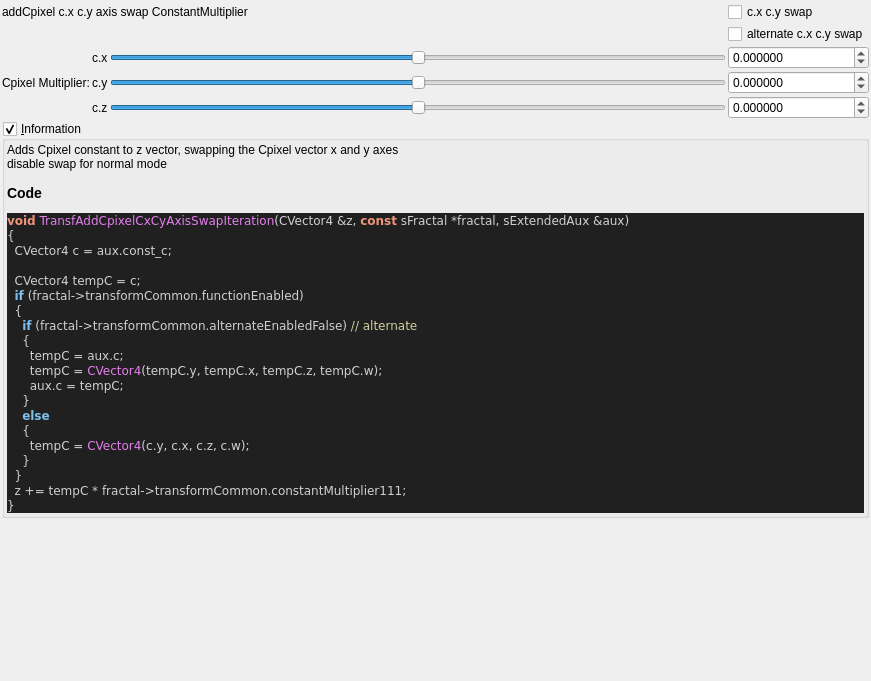
Above: mandelbulber2/formula/ui/fractal_transf_add_cpixel_cx_cy_axis_swap.ui from buddhi1980/mandelbulber2 before the change. Below: the same form after it.
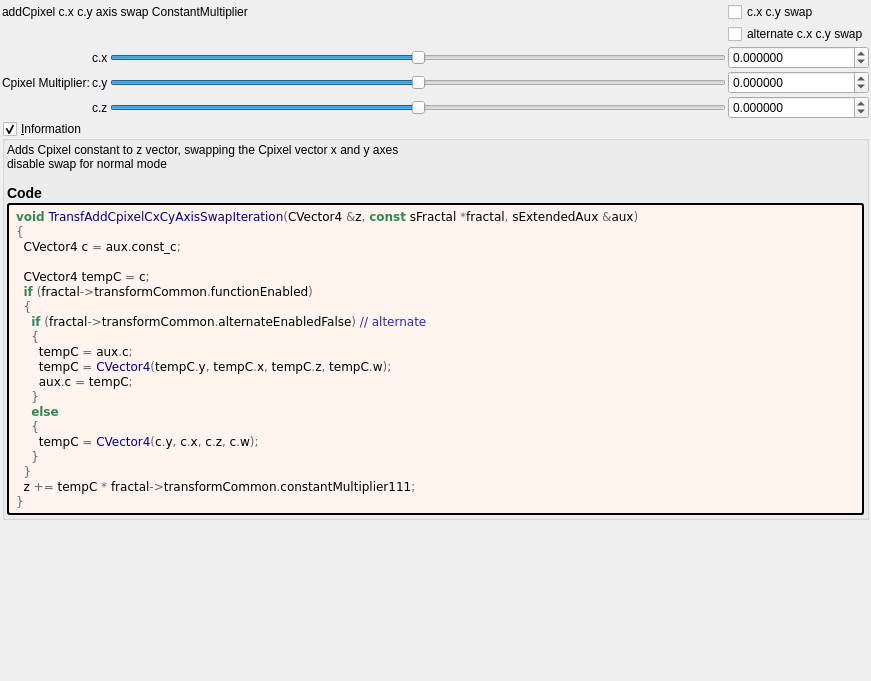
That is the form after the change. Custom widgets are drawn as their Qt base class.

Diff of the .ui file:
```diff
--- a/mandelbulber2/formula/ui/fractal_transf_add_cpixel_cx_cy_axis_swap.ui
+++ b/mandelbulber2/formula/ui/fractal_transf_add_cpixel_cx_cy_axis_swap.ui
@@ -275,32 +275,47 @@
        <number>2</number>
       </property>
       <item>
-       <widget class="QLabel" name="label_code_content">
+	   <widget class="QLabel" name="label_information_general">
         <property name="text">
          <string notr="true">&lt;p&gt;Adds Cpixel constant to z vector, swapping the Cpixel vector x and y axes&lt;br&gt;disable swap for normal mode&lt;/p&gt;&lt;table&gt;
 &lt;/table&gt;
-&lt;h3&gt;Code&lt;/h3&gt;
-&lt;body style=&quot;background-color:#202020&quot;&gt;
-&lt;pre style=&quot;color:#d0d0d0; background-color:#202020;  font-family:'Courier New',monospace;&quot;&gt;&lt;span style=&quot;color:#f09479; font-weight:bold&quot;&gt;void&lt;/span&gt; &lt;span style=&quot;color:#e47eed&quot;&gt;TransfAddCpixelCxCyAxisSwapIteration&lt;/span&gt;&lt;span style=&quot;color:#d0d0d0&quot;&gt;(&lt;/span&gt;CVector4 &lt;span style=&quot;color:#d0d0d0&quot;&gt;&amp;amp;&lt;/span&gt;z&lt;span style=&quot;color:#d0d0d0&quot;&gt;,&lt;/span&gt; &lt;span style=&quot;color:#f09479; font-weight:bold&quot;&gt;const&lt;/span&gt; sFractal &lt;span style=&quot;color:#d0d0d0&quot;&gt;*&lt;/span&gt;fractal&lt;span style=&quot;color:#d0d0d0&quot;&gt;,&lt;/span&gt; sExtendedAux &lt;span style=&quot;color:#d0d0d0&quot;&gt;&amp;amp;&lt;/span&gt;aux&lt;span style=&quot;color:#d0d0d0&quot;&gt;)&lt;/span&gt;
-&lt;span style=&quot;color:#d0d0d0&quot;&gt;{&lt;/span&gt;
-  CVector4 c &lt;span style=&quot;color:#d0d0d0&quot;&gt;=&lt;/span&gt; aux&lt;span style=&quot;color:#d0d0d0&quot;&gt;.&lt;/span&gt;const_c&lt;span style=&quot;color:#d0d0d0&quot;&gt;;&lt;/span&gt;
+&lt;h3&gt;Code&lt;/h3&gt;</string>
+		</property>
+		<property name="wordWrap">
+		 <bool>true</bool>
+		</property>
+		<property name="openExternalLinks">
+		 <bool>true</bool>
+		</property>
+		<property name="textInteractionFlags">
+		 <set>Qt::LinksAccessibleByMouse|Qt::TextSelectableByMouse</set>
+		</property>
+		</widget>
+	   </item>
+	   <item>
+	    <widget class="QLabel" name="label_code_content">
+		 <property name="text">
+		  <string notr="true">&lt;body style=&quot;background-color:#fff5ee&quot;&gt;
+&lt;pre style=&quot;color:#000000; background-color:#fff5ee;  font-family:'Courier New',monospace;&quot;&gt;&lt;span style=&quot;color:#2e8b57; font-weight:bold&quot;&gt;void&lt;/span&gt; &lt;span style=&quot;color:#00008f&quot;&gt;TransfAddCpixelCxCyAxisSwapIteration&lt;/span&gt;&lt;span style=&quot;color:#676767&quot;&gt;(&lt;/span&gt;CVector4 &lt;span style=&quot;color:#676767&quot;&gt;&amp;amp;&lt;/span&gt;z&lt;span style=&quot;color:#676767&quot;&gt;,&lt;/span&gt; &lt;span style=&quot;color:#2e8b57; font-weight:bold&quot;&gt;const&lt;/span&gt; sFractal &lt;span style=&quot;color:#676767&quot;&gt;*&lt;/span&gt;fractal&lt;span style=&quot;color:#676767&quot;&gt;,&lt;/span&gt; sExtendedAux &lt;span style=&quot;color:#676767&quot;&gt;&amp;amp;&lt;/span&gt;aux&lt;span style=&quot;color:#676767&quot;&gt;)&lt;/span&gt;
+&lt;span style=&quot;color:#676767&quot;&gt;{&lt;/span&gt;
+  CVector4 c &lt;span style=&quot;color:#676767&quot;&gt;=&lt;/span&gt; aux&lt;span style=&quot;color:#676767&quot;&gt;.&lt;/span&gt;const_c&lt;span style=&quot;color:#676767&quot;&gt;;&lt;/span&gt;
 
-  CVector4 tempC &lt;span style=&quot;color:#d0d0d0&quot;&gt;=&lt;/span&gt; c&lt;span style=&quot;color:#d0d0d0&quot;&gt;;&lt;/span&gt;
-  &lt;span style=&quot;color:#7ec0ee; font-weight:bold&quot;&gt;if&lt;/span&gt; &lt;span style=&quot;color:#d0d0d0&quot;&gt;(&lt;/span&gt;fractal&lt;span style=&quot;color:#d0d0d0&quot;&gt;-&amp;gt;&lt;/span&gt;transformCommon&lt;span style=&quot;color:#d0d0d0&quot;&gt;.&lt;/span&gt;functionEnabled&lt;span style=&quot;color:#d0d0d0&quot;&gt;)&lt;/span&gt;
-  &lt;span style=&quot;color:#d0d0d0&quot;&gt;{&lt;/span&gt;
-    &lt;span style=&quot;color:#7ec0ee; font-weight:bold&quot;&gt;if&lt;/span&gt; &lt;span style=&quot;color:#d0d0d0&quot;&gt;(&lt;/span&gt;fractal&lt;span style=&quot;color:#d0d0d0&quot;&gt;-&amp;gt;&lt;/span&gt;transformCommon&lt;span style=&quot;color:#d0d0d0&quot;&gt;.&lt;/span&gt;alternateEnabledFalse&lt;span style=&quot;color:#d0d0d0&quot;&gt;)&lt;/span&gt; &lt;span style=&quot;color:#d0d0a0&quot;&gt;// alternate&lt;/span&gt;
-    &lt;span style=&quot;color:#d0d0d0&quot;&gt;{&lt;/span&gt;
-      tempC &lt;span style=&quot;color:#d0d0d0&quot;&gt;=&lt;/span&gt; aux&lt;span style=&quot;color:#d0d0d0&quot;&gt;.&lt;/span&gt;c&lt;span style=&quot;color:#d0d0d0&quot;&gt;;&lt;/span&gt;
-      tempC &lt;span style=&quot;color:#d0d0d0&quot;&gt;=&lt;/span&gt; &lt;span style=&quot;color:#e47eed&quot;&gt;CVector4&lt;/span&gt;&lt;span style=&quot;color:#d0d0d0&quot;&gt;(&lt;/span&gt;tempC&lt;span style=&quot;color:#d0d0d0&quot;&gt;.&lt;/span&gt;y&lt;span style=&quot;color:#d0d0d0&quot;&gt;,&lt;/span&gt; tempC&lt;span style=&quot;color:#d0d0d0&quot;&gt;.&lt;/span&gt;x&lt;span style=&quot;color:#d0d0d0&quot;&gt;,&lt;/span&gt; tempC&lt;span style=&quot;color:#d0d0d0&quot;&gt;.&lt;/span&gt;z&lt;span style=&quot;color:#d0d0d0&quot;&gt;,&lt;/span&gt; tempC&lt;span style=&quot;color:#d0d0d0&quot;&gt;.&lt;/span&gt;w&lt;span style=&quot;color:#d0d0d0&quot;&gt;);&lt;/span&gt;
-      aux&lt;span style=&quot;color:#d0d0d0&quot;&gt;.&lt;/span&gt;c &lt;span style=&quot;color:#d0d0d0&quot;&gt;=&lt;/span&gt; tempC&lt;span style=&quot;color:#d0d0d0&quot;&gt;;&lt;/span&gt;
-    &lt;span style=&quot;color:#d0d0d0&quot;&gt;}&lt;/span&gt;
-    &lt;span style=&quot;color:#7ec0ee; font-weight:bold&quot;&gt;else&lt;/span&gt;
-    &lt;span style=&quot;color:#d0d0d0&quot;&gt;{&lt;/span&gt;
-      tempC &lt;span style=&quot;color:#d0d0d0&quot;&gt;=&lt;/span&gt; &lt;span style=&quot;color:#e47eed&quot;&gt;CVector4&lt;/span&gt;&lt;span style=&quot;color:#d0d0d0&quot;&gt;(&lt;/span&gt;c&lt;span style=&quot;color:#d0d0d0&quot;&gt;.&lt;/span&gt;y&lt;span style=&quot;color:#d0d0d0&quot;&gt;,&lt;/span&gt; c&lt;span style=&quot;color:#d0d0d0&quot;&gt;.&lt;/span&gt;x&lt;span style=&quot;color:#d0d0d0&quot;&gt;,&lt;/span&gt; c&lt;span style=&quot;color:#d0d0d0&quot;&gt;.&lt;/span&gt;z&lt;span style=&quot;color:#d0d0d0&quot;&gt;,&lt;/span&gt; c&lt;span style=&quot;color:#d0d0d0&quot;&gt;.&lt;/span&gt;w&lt;span style=&quot;color:#d0d0d0&quot;&gt;);&lt;/span&gt;
-    &lt;span style=&quot;color:#d0d0d0&quot;&gt;}&lt;/span&gt;
-  &lt;span style=&quot;color:#d0d0d0&quot;&gt;}&lt;/span&gt;
-  z &lt;span style=&quot;color:#d0d0d0&quot;&gt;+=&lt;/span&gt; tempC &lt;span style=&quot;color:#d0d0d0&quot;&gt;*&lt;/span&gt; fractal&lt;span style=&quot;color:#d0d0d0&quot;&gt;-&amp;gt;&lt;/span&gt;transformCommon&lt;span style=&quot;color:#d0d0d0&quot;&gt;.&lt;/span&gt;constantMultiplier111&lt;span style=&quot;color:#d0d0d0&quot;&gt;;&lt;/span&gt;
-&lt;span style=&quot;color:#d0d0d0&quot;&gt;}&lt;/span&gt;
+  CVector4 tempC &lt;span style=&quot;color:#676767&quot;&gt;=&lt;/span&gt; c&lt;span style=&quot;color:#676767&quot;&gt;;&lt;/span&gt;
+  &lt;span style=&quot;color:#2e8b57; font-weight:bold&quot;&gt;if&lt;/span&gt; &lt;span style=&quot;color:#676767&quot;&gt;(&lt;/span&gt;fractal&lt;span style=&quot;color:#676767&quot;&gt;-&amp;gt;&lt;/span&gt;transformCommon&lt;span style=&quot;color:#676767&quot;&gt;.&lt;/span&gt;functionEnabled&lt;span style=&quot;color:#676767&quot;&gt;)&lt;/span&gt;
+  &lt;span style=&quot;color:#676767&quot;&gt;{&lt;/span&gt;
+    &lt;span style=&quot;color:#2e8b57; font-weight:bold&quot;&gt;if&lt;/span&gt; &lt;span style=&quot;color:#676767&quot;&gt;(&lt;/span&gt;fractal&lt;span style=&quot;color:#676767&quot;&gt;-&amp;gt;&lt;/span&gt;transformCommon&lt;span style=&quot;color:#676767&quot;&gt;.&lt;/span&gt;alternateEnabledFalse&lt;span style=&quot;color:#676767&quot;&gt;)&lt;/span&gt; &lt;span style=&quot;color:#2929cc&quot;&gt;// alternate&lt;/span&gt;
+    &lt;span style=&quot;color:#676767&quot;&gt;{&lt;/span&gt;
+      tempC &lt;span style=&quot;color:#676767&quot;&gt;=&lt;/span&gt; aux&lt;span style=&quot;color:#676767&quot;&gt;.&lt;/span&gt;c&lt;span style=&quot;color:#676767&quot;&gt;;&lt;/span&gt;
+      tempC &lt;span style=&quot;color:#676767&quot;&gt;=&lt;/span&gt; &lt;span style=&quot;color:#00008f&quot;&gt;CVector4&lt;/span&gt;&lt;span style=&quot;color:#676767&quot;&gt;(&lt;/span&gt;tempC&lt;span style=&quot;color:#676767&quot;&gt;.&lt;/span&gt;y&lt;span style=&quot;color:#676767&quot;&gt;,&lt;/span&gt; tempC&lt;span style=&quot;color:#676767&quot;&gt;.&lt;/span&gt;x&lt;span style=&quot;color:#676767&quot;&gt;,&lt;/span&gt; tempC&lt;span style=&quot;color:#676767&quot;&gt;.&lt;/span&gt;z&lt;span style=&quot;color:#676767&quot;&gt;,&lt;/span&gt; tempC&lt;span style=&quot;color:#676767&quot;&gt;.&lt;/span&gt;w&lt;span style=&quot;color:#676767&quot;&gt;);&lt;/span&gt;
+      aux&lt;span style=&quot;color:#676767&quot;&gt;.&lt;/span&gt;c &lt;span style=&quot;color:#676767&quot;&gt;=&lt;/span&gt; tempC&lt;span style=&quot;color:#676767&quot;&gt;;&lt;/span&gt;
+    &lt;span style=&quot;color:#676767&quot;&gt;}&lt;/span&gt;
+    &lt;span style=&quot;color:#2e8b57; font-weight:bold&quot;&gt;else&lt;/span&gt;
+    &lt;span style=&quot;color:#676767&quot;&gt;{&lt;/span&gt;
+      tempC &lt;span style=&quot;color:#676767&quot;&gt;=&lt;/span&gt; &lt;span style=&quot;color:#00008f&quot;&gt;CVector4&lt;/span&gt;&lt;span style=&quot;color:#676767&quot;&gt;(&lt;/span&gt;c&lt;span style=&quot;color:#676767&quot;&gt;.&lt;/span&gt;y&lt;span style=&quot;color:#676767&quot;&gt;,&lt;/span&gt; c&lt;span style=&quot;color:#676767&quot;&gt;.&lt;/span&gt;x&lt;span style=&quot;color:#676767&quot;&gt;,&lt;/span&gt; c&lt;span style=&quot;color:#676767&quot;&gt;.&lt;/span&gt;z&lt;span style=&quot;color:#676767&quot;&gt;,&lt;/span&gt; c&lt;span style=&quot;color:#676767&quot;&gt;.&lt;/span&gt;w&lt;span style=&quot;color:#676767&quot;&gt;);&lt;/span&gt;
+    &lt;span style=&quot;color:#676767&quot;&gt;}&lt;/span&gt;
+  &lt;span style=&quot;color:#676767&quot;&gt;}&lt;/span&gt;
+  z &lt;span style=&quot;color:#676767&quot;&gt;+=&lt;/span&gt; tempC &lt;span style=&quot;color:#676767&quot;&gt;*&lt;/span&gt; fractal&lt;span style=&quot;color:#676767&quot;&gt;-&amp;gt;&lt;/span&gt;transformCommon&lt;span style=&quot;color:#676767&quot;&gt;.&lt;/span&gt;constantMultiplier111&lt;span style=&quot;color:#676767&quot;&gt;;&lt;/span&gt;
+&lt;span style=&quot;color:#676767&quot;&gt;}&lt;/span&gt;
 &lt;/pre&gt;
 &lt;/body&gt;</string>
         </property>
@@ -313,6 +328,9 @@
         <property name="textInteractionFlags">
          <set>Qt::LinksAccessibleByMouse|Qt::TextSelectableByMouse</set>
         </property>
+		 <property name="styleSheet">
+		  <string notr="true">border-style: outset; border-width: 2px; border-radius: 3px; border-color: black; background-color: #fff5ee; padding: 4px;</string>
+		  </property>
        </widget>
       </item>
      </layout>
```
Lines whose indentation alone changed are shown as unchanged.
